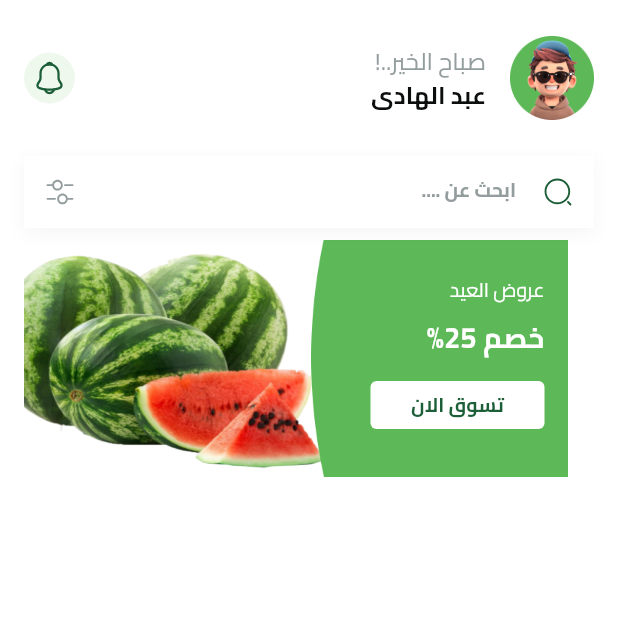
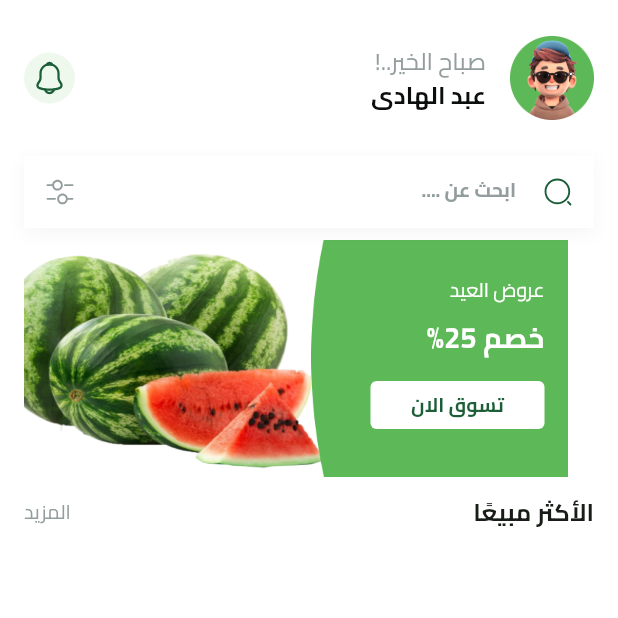
Before and after one commit to AbdoAlHady/fruits_hub, a Flutter app: the screen it shows after launch, on a phone screen of 412 x 824 dp, the top half of it. Run offline on Flutter 3.47's test engine with Material 3 defaults, Android fonts, the phone set to English and light mode, and no system bars; our stand-ins replace animate_do, bloc, cloud_firestore, dartz, delightful_toast, dots_indicator and 11 more; missing offline and left inert: flutter_facebook_auth; accounts and stored records are empty.

Commit message:
best selleing header

```diff
--- a/lib/core/theme/app_text_styles.dart
+++ b/lib/core/theme/app_text_styles.dart
@@ -34,6 +34,9 @@ abstract class AppTextStyles {
   static TextStyle font16WhiteW700 = TextStyle(
       fontSize: 16.sp, color: Colors.white, fontWeight: FontWeight.w700);
 
+  static TextStyle font16W700 =
+      TextStyle(fontSize: 16.sp, fontWeight: FontWeight.w700);
+
   static TextStyle font16DarkBlueW700 = TextStyle(
       fontSize: 16.sp, color: AppColors.darkBlue, fontWeight: FontWeight.w700);
 
--- /dev/null
+++ b/lib/features/home/presentation/widgets/home/best_selling_heading.dart
@@ -0,0 +1,17 @@
+import 'package:flutter/material.dart';
+import 'package:fruits_hub/core/theme/app_text_styles.dart';
+
+class BestSellingHeading extends StatelessWidget {
+  const BestSellingHeading({super.key});
+
+  @override
+  Widget build(BuildContext context) {
+    return Row(
+      children: [
+        Text("الأكثر مبيعًا", style: AppTextStyles.font16W700),
+        Spacer(),
+        Text("المزيد", style: AppTextStyles.font13GreyW400),
+      ],
+    );
+  }
+}
--- a/lib/features/home/presentation/widgets/home/home_screen_body.dart
+++ b/lib/features/home/presentation/widgets/home/home_screen_body.dart
@@ -2,6 +2,7 @@ import 'package:flutter/material.dart';
 import 'package:flutter_screenutil/flutter_screenutil.dart';
 import 'package:fruits_hub/core/helper/spacing.dart';
 import 'package:fruits_hub/core/widgets/search_text_field.dart';
+import 'package:fruits_hub/features/home/presentation/widgets/home/best_selling_heading.dart';
 import 'package:fruits_hub/features/home/presentation/widgets/home/custom_home_app_bar.dart';
 import 'package:fruits_hub/features/home/presentation/widgets/home/featured_list_view.dart';
 
@@ -29,6 +30,12 @@ class HomeScreenBody extends StatelessWidget {
           SliverToBoxAdapter(
             child: FeaturedListView(),
           ),
+          SliverToBoxAdapter(
+            child: verticalSpace(12),
+          ),
+          SliverToBoxAdapter(
+            child: BestSellingHeading(),
+          ),
         ],
       ),
     );
```
